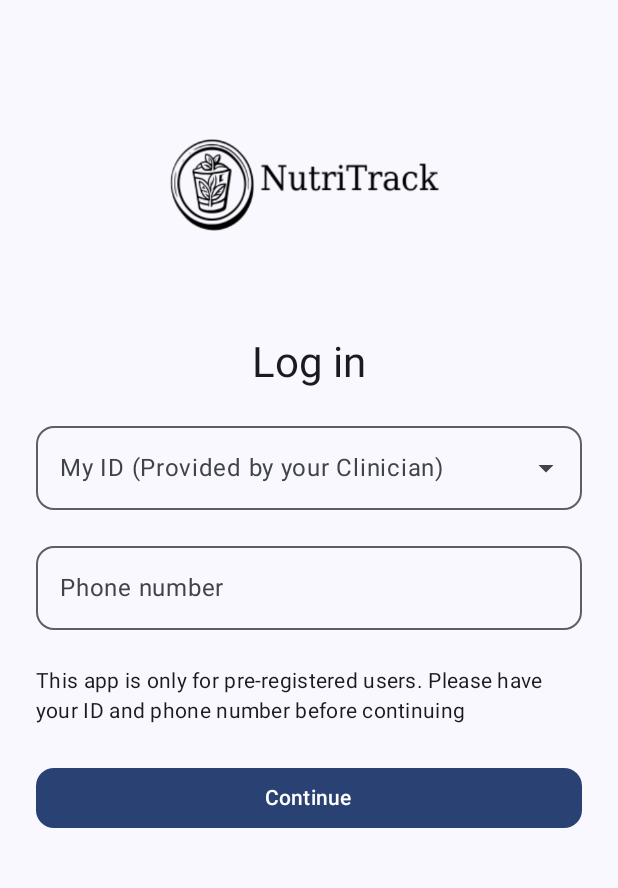
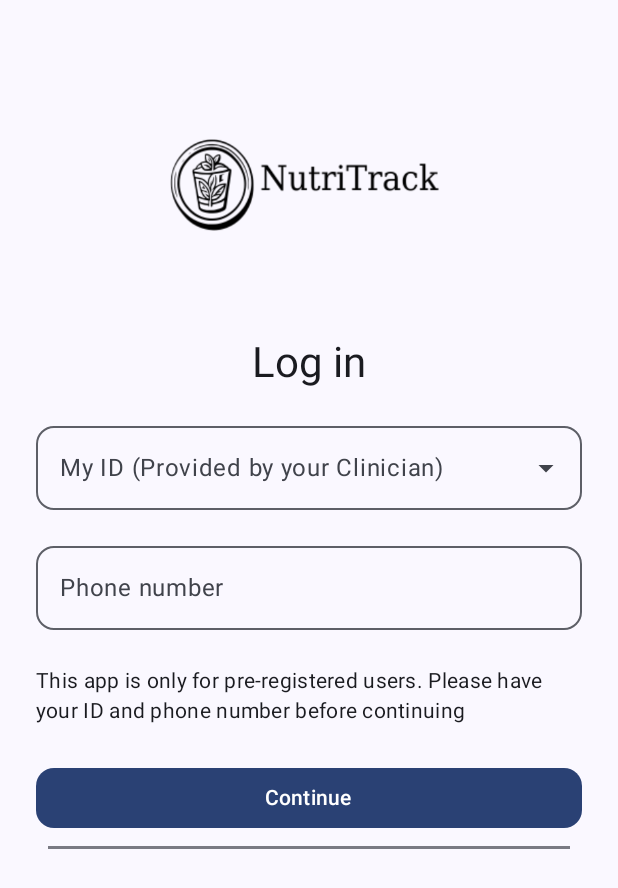
Before and after one commit to Eryc123Y/NutriTrack, an Android app built with Jetpack Compose: the screen it shows after launch (MainActivity), after a tap on "Login", on a phone screen of 412 x 824 dp. Shown: the top 888 px of the screen. Run offline under Robolectric (Android 15) with nearby library versions, the light colour scheme and no system bars.

Commit message:
feat: Add horizontal divider to LoginScreen for improved layout

```diff
--- a/app/src/main/java/com/example/fit2081a1_yang_xingyu_33533563/ui/screens/LoginScreen.kt
+++ b/app/src/main/java/com/example/fit2081a1_yang_xingyu_33533563/ui/screens/LoginScreen.kt
@@ -17,6 +17,7 @@ import androidx.compose.material3.DropdownMenuItem
 import androidx.compose.material3.ExperimentalMaterial3Api
 import androidx.compose.material3.ExposedDropdownMenuBox
 import androidx.compose.material3.ExposedDropdownMenuDefaults
+import androidx.compose.material3.HorizontalDivider
 import androidx.compose.material3.MaterialTheme
 import androidx.compose.material3.MenuAnchorType
 import androidx.compose.material3.OutlinedTextField
@@ -151,6 +152,8 @@ fun LoginScreen(onNavigateToHome: () -> Unit = {}) {
                 Text("Continue")
             }
 
+            HorizontalDivider(modifier = Modifier.padding(8.dp), thickness = 2.dp)
+
         }
     }
 }
```
